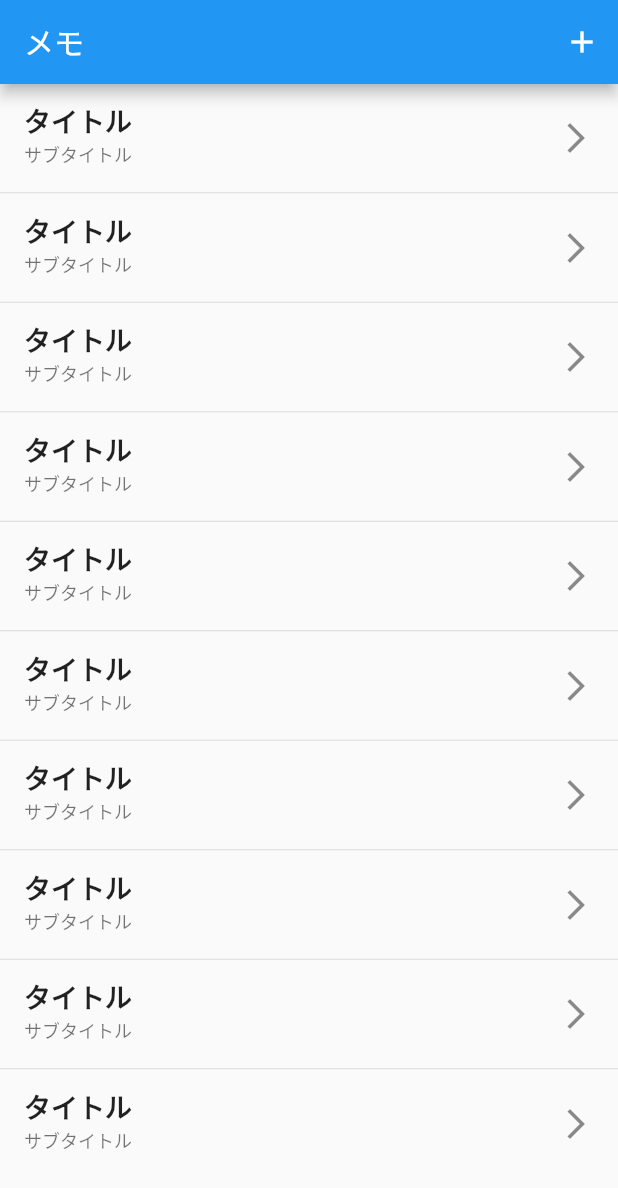
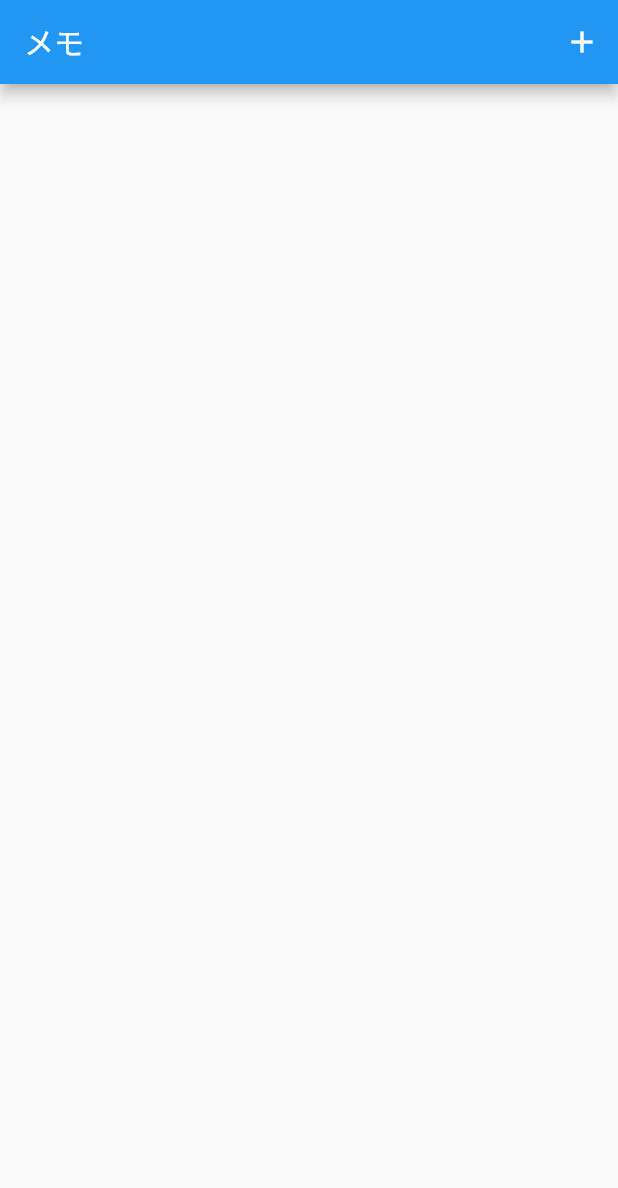
Before and after one commit to oryo-developer/memo, a Flutter app: the screen it shows after launch, on a phone screen of 412 x 824 dp. Shown: the top 1188 px of the screen. Run offline on Flutter 3.47's test engine with Material 2 defaults, Android fonts, the phone set to English and light mode, and no system bars; our stand-ins replace flutter_hooks, hooks_riverpod, isar; accounts and stored records are empty; generated files the repository leaves out were written again.

Commit message:
データベースに関する処理を適用

```diff
--- a/lib/view/page/home_page.dart
+++ b/lib/view/page/home_page.dart
@@ -1,48 +1,60 @@
 import 'package:flutter/material.dart';
+import 'package:hooks_riverpod/hooks_riverpod.dart';
+import 'package:memo/controller/memos_controller.dart';
+import 'package:memo/extension/date_time_extension.dart';
+import 'package:memo/extension/string_extension.dart';
+import 'package:memo/model/memo.dart';
 
-class HomePage extends StatelessWidget {
+class HomePage extends HookConsumerWidget {
   const HomePage({super.key});
 
   @override
-  Widget build(BuildContext context) {
+  Widget build(BuildContext context, WidgetRef ref) {
+    final memos = ref.watch(memosProvider);
+    final memosController = ref.read(memosProvider.notifier);
+
     return Scaffold(
       appBar: AppBar(
         title: const Text('メモ'),
         actions: [
           IconButton(
-            onPressed: () => Navigator.pushNamed(context, '/input'),
             icon: const Icon(Icons.add),
+            onPressed: () => Navigator.of(context).pushNamed(
+              '/input',
+              arguments: Memo(),
+            ),
           ),
         ],
       ),
       body: ListView.separated(
-        separatorBuilder: (context, index) => const Divider(height: 1),
-        itemCount: 10,
-        itemBuilder: (context, index) {
-          return Dismissible(
-            key: const Key('キー'),
+        separatorBuilder: (_, index) => const Divider(height: 1),
+        itemCount: memos.length,
+        itemBuilder: (_, index) => Dismissible(
+          key: Key(memos[index].id.toString()),
           direction: DismissDirection.endToStart,
-            onDismissed: (direction) => {},
+          onDismissed: (_) => memosController.delete(memo: memos[index]),
           background: Container(
             color: Colors.red,
-              child: const Icon(
-                Icons.delete,
-                color: Colors.white,
-              ),
+            child: const Icon(Icons.delete, color: Colors.white),
           ),
           child: ListTile(
             trailing: const Icon(Icons.arrow_forward_ios),
             title: Text(
-                'タイトル',
-                style: Theme.of(context).textTheme.bodyMedium,
+              memos[index].text.replaceLineBrakeWithSpace,
+              maxLines: 1,
+              overflow: TextOverflow.ellipsis,
+              style: Theme.of(_).textTheme.bodyMedium,
             ),
             subtitle: Text(
-                'サブタイトル',
-                style: Theme.of(context).textTheme.bodySmall,
+              memos[index].updatedAt.toFormatString,
+              style: Theme.of(_).textTheme.bodySmall,
+            ),
+            onTap: () => Navigator.of(_).pushNamed(
+              '/input',
+              arguments: memos[index],
             ),
           ),
-          );
-        },
+        ),
       ),
     );
   }
```
Lines whose indentation alone changed are shown as unchanged.
